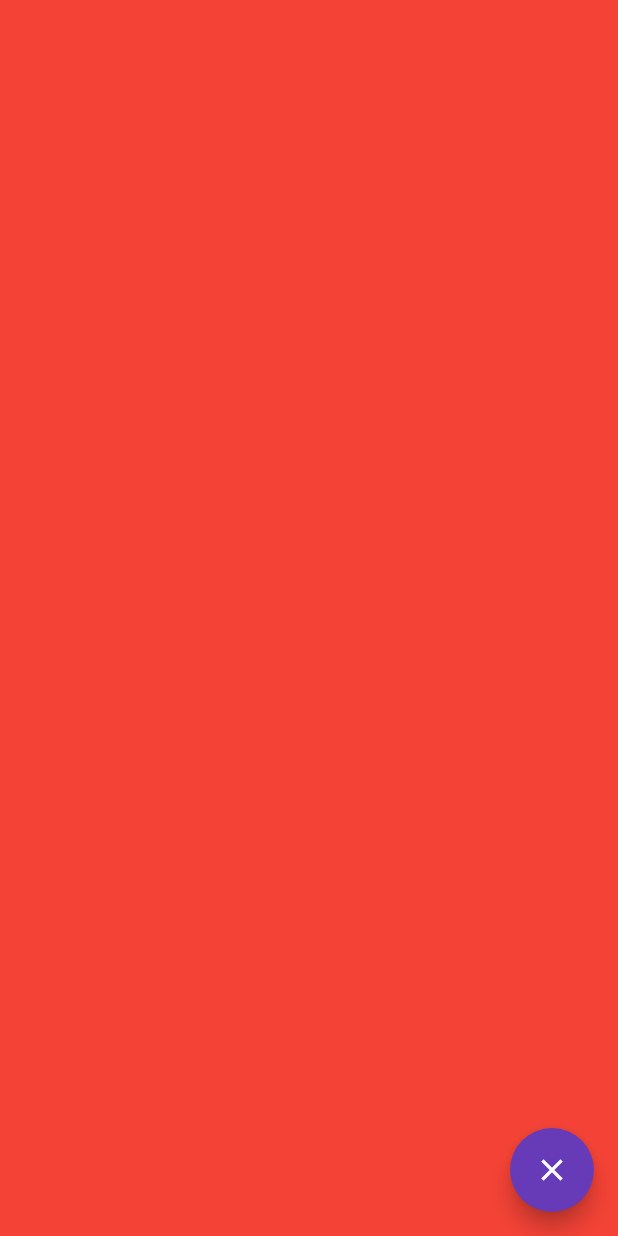
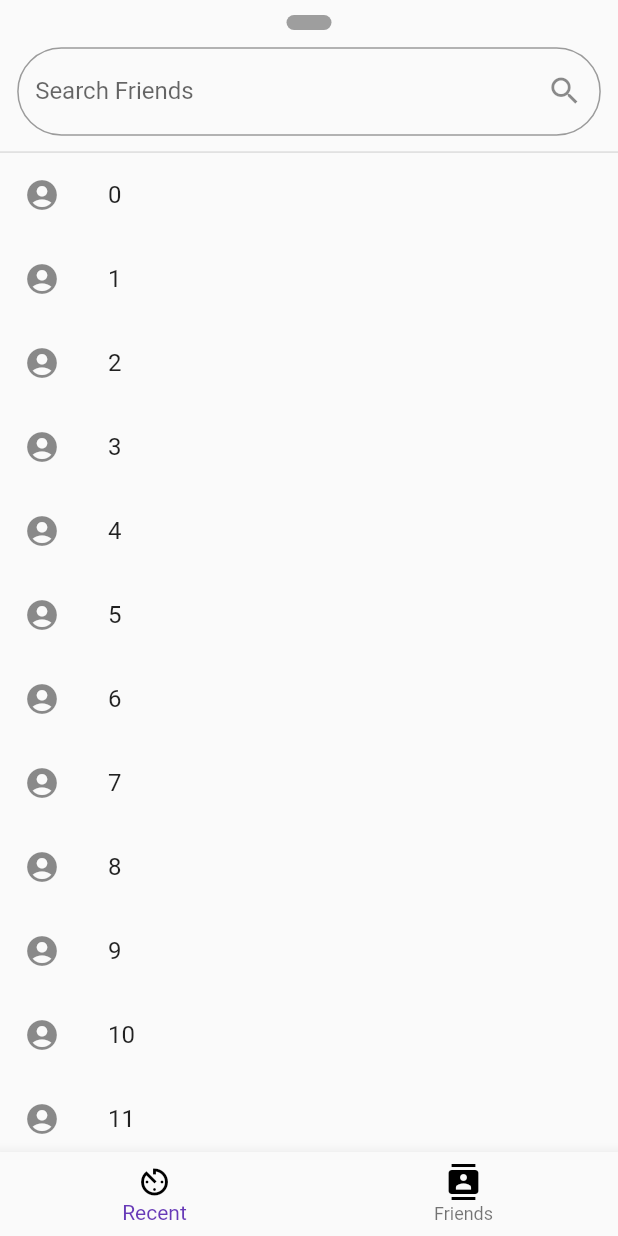
Before and after one commit to IronHeartDan/sharebits, a Flutter app: the ExplorerScreen screen opened directly, on a phone screen of 412 x 824 dp. Run offline on Flutter 3.47's test engine with Material 2 defaults, Android fonts, the phone set to English and light mode, and no system bars; our stand-ins replace flutter_screenutil, permission_handler; missing offline and left inert: flutter_webrtc.

Commit message:
Explorer Screen

```diff
--- a/lib/screens/explore_screen.dart
+++ b/lib/screens/explore_screen.dart
@@ -1,4 +1,5 @@
 import 'package:flutter/material.dart';
+import 'package:flutter_screenutil/flutter_screenutil.dart';
 
 class ExplorerScreen extends StatefulWidget {
   const ExplorerScreen({Key? key}) : super(key: key);
@@ -11,13 +12,63 @@ class _ExplorerScreenState extends State<ExplorerScreen> {
   @override
   Widget build(BuildContext context) {
     return Scaffold(
-      body: Container(
-        color: Colors.red,
-      ),
-      floatingActionButton: FloatingActionButton(
-        heroTag: "HERO_FAB",
-        onPressed: () {  },
-        child: const Icon(Icons.close),
+      body: Column(
+        children: [
+          Padding(
+            padding: const EdgeInsets.only(top: 10),
+            child: Container(
+              width: 30,
+              height: 10,
+              decoration: const BoxDecoration(
+                  color: Colors.grey,
+                  borderRadius: BorderRadius.all(Radius.circular(10))),
+            ),
+          ),
+          Padding(
+            padding: EdgeInsets.all(30.w),
+            child: TextFormField(
+              decoration: const InputDecoration(
+                  suffixIcon: Icon(Icons.search),
+                  floatingLabelBehavior: FloatingLabelBehavior.never,
+                  label: Text("Search Friends"),
+                  border: OutlineInputBorder(
+                      borderRadius: BorderRadius.all(Radius.circular(50)))),
+            ),
+          ),
+          const Divider(
+            thickness: 1,
+            height: 0,
+          ),
+          Expanded(
+            child: PageView(
+              children: [
+                ListView.builder(itemBuilder: (context, index) {
+                  return ListTile(
+                    leading: const Icon(Icons.account_circle_rounded),
+                    title: Text(index.toString()),
+                  );
+                }),
+                const Center(
+                  child: Icon(Icons.list),
+                )
+              ],
+            ),
+          ),
+          BottomNavigationBar(items: const [
+            BottomNavigationBarItem(
+                icon: Icon(
+                  Icons.av_timer,
+                  color: Colors.black,
+                ),
+                label: "Recent"),
+            BottomNavigationBarItem(
+                icon: Icon(
+                  Icons.contacts,
+                  color: Colors.black,
+                ),
+                label: "Friends")
+          ])
+        ],
       ),
     );
   }
```
Also changed, not shown: lib/screens/home_screen.dart (+22 -25 lines).
